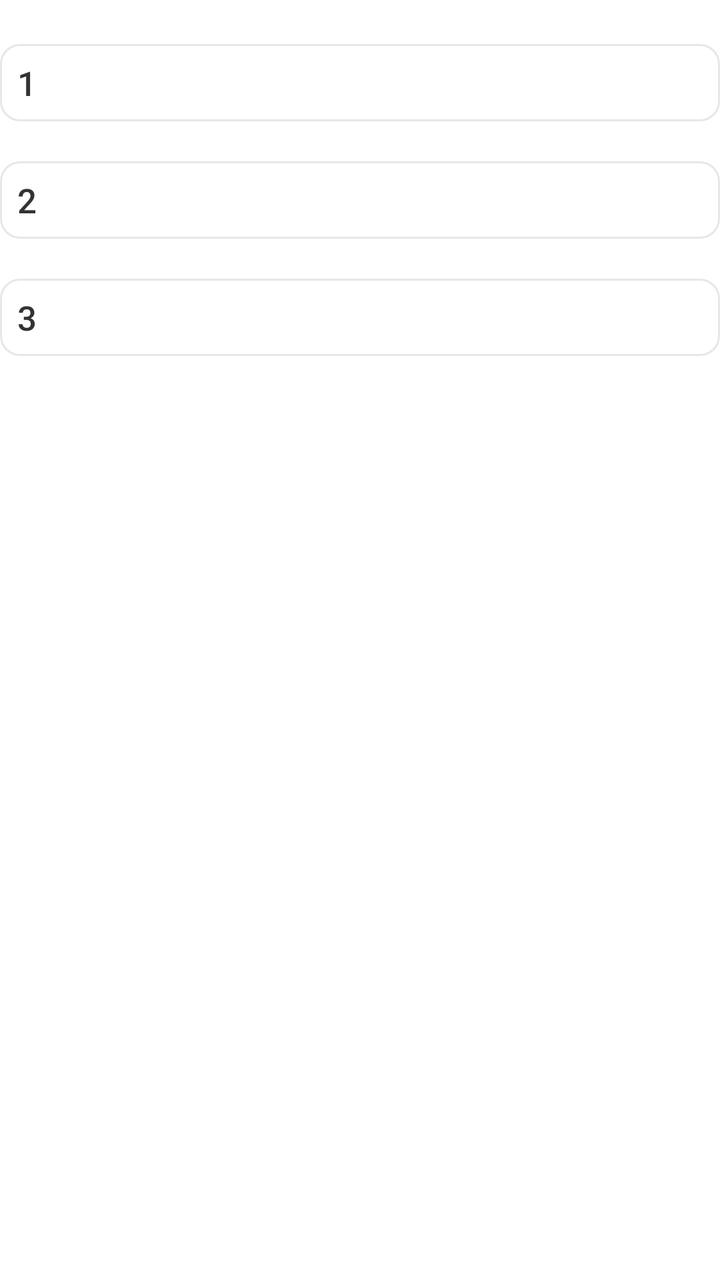
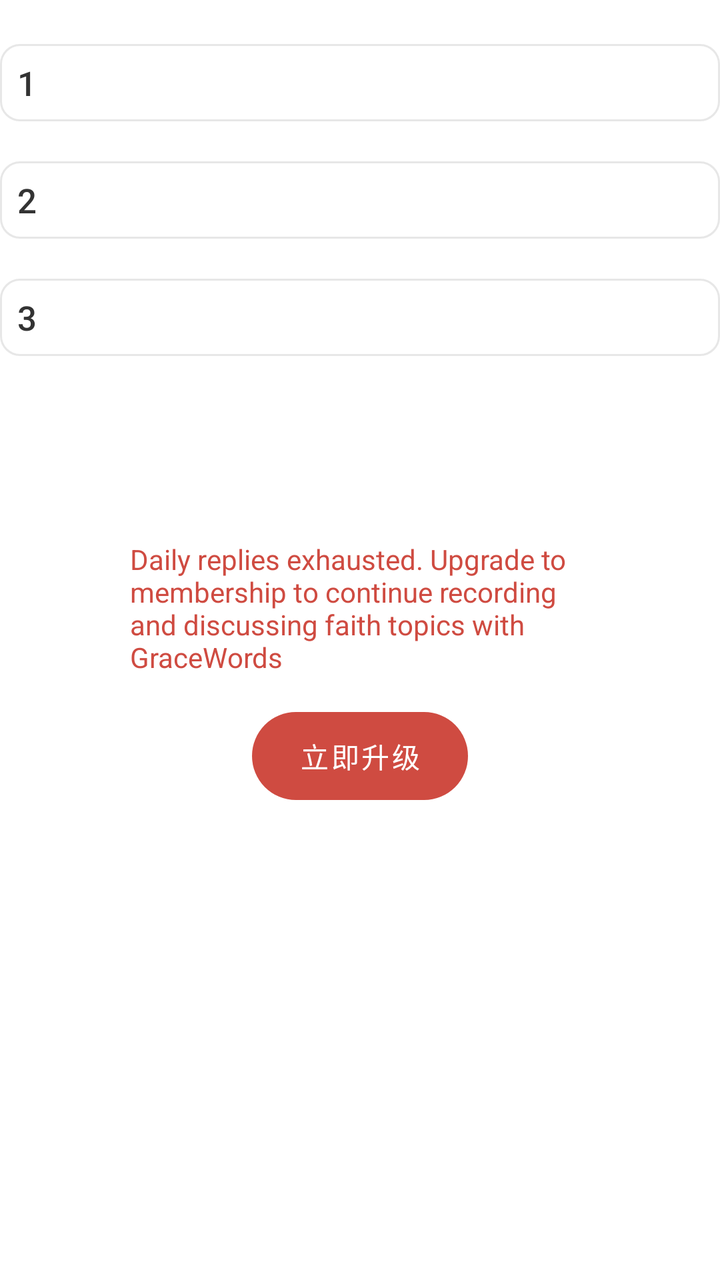

Before-and-after screenshots of an Android layout around one commit, followed by the original layout XML and the change that was made.
<!-- AndroidManifest.xml: application theme GGTheme -->
<!-- res/layout/item_feed_header.xml -->
<?xml version="1.0" encoding="utf-8"?>
<LinearLayout xmlns:android="http://schemas.android.com/apk/res/android"
    android:layout_width="match_parent"
    android:layout_height="wrap_content"
    android:orientation="vertical"
    android:layout_marginLeft="26dp"
    android:layout_marginTop="8dp"
    android:layout_marginRight="26dp"
    android:layout_marginBottom="8dp">


    <include layout="@layout/item_feed_explore" />

    <androidx.core.widget.ContentLoadingProgressBar
        android:id="@+id/pb_progress"
        style="?android:attr/progressBarStyle"
        android:layout_width="match_parent"
        android:layout_height="86dp"
        android:layout_gravity="center_horizontal" />
    <View
        android:id="@+id/placeholder"
        android:layout_width="1dp"
        android:layout_height="400dp"/>
</LinearLayout>
<!-- res/layout/item_feed_explore.xml (included above) -->
<?xml version="1.0" encoding="utf-8"?>
<merge xmlns:android="http://schemas.android.com/apk/res/android">
    <com.google.android.material.button.MaterialButton
        android:id="@+id/explore1"
        style="@style/ExploreButtonStyle"
        android:layout_marginTop="16dp"
        android:text="1"
        />

    <com.google.android.material.button.MaterialButton
        android:id="@+id/explore2"
        style="@style/ExploreButtonStyle"
        android:layout_marginTop="8dp"
        android:text="2" />

    <com.google.android.material.button.MaterialButton
        android:id="@+id/explore3"
        style="@style/ExploreButtonStyle"
        android:layout_marginTop="8dp"
        android:text="3"/>
</merge>
<!-- resources referenced by this layout -->
<resources>
  <style name="ExploreButtonStyle" parent="Widget.MaterialComponents.Button">
          <item name="android:layout_width">match_parent</item>
          <item name="android:layout_height">wrap_content</item>
          <item name="android:elevation">0dp</item>
          <item name="android:stateListAnimator">@null</item>
          <item name="cornerRadius">10dp</item>
          <item name="android:lineSpacingExtra">8dp</item>
          <item name="android:textSize">17sp</item>
          <item name="android:padding">8dp</item>
          <item name="strokeColor">#E7E7E7</item>
          <item name="strokeWidth">1dp</item>
          <item name="backgroundTint">@color/white</item>
          <item name="android:textColor">@color/item_text_normal</item>
          <item name="rippleColor">#20000000</item>
          <item name="android:gravity">start</item>
          <item name="layout_alignSelf">flex_start</item>
          <item name="android:textAllCaps">false</item>
      </style>
  <style name="GGTheme" parent="Theme.MaterialComponents.Light.Bridge">
          <item name="android:windowIsTranslucent">true</item>
  
          
  
          
          <item name="android:windowFullscreen">false</item>
          <item name="windowActionBar">false</item>
          <item name="android:windowActionBar">false</item>
          <item name="windowNoTitle">true</item>
          <item name="android:windowNoTitle">true</item>
          
          <item name="android:windowBackground">@color/white</item>
          
          <item name="android:navigationBarColor">@color/white</item>
          
          <item name="android:statusBarColor">@color/white</item>
  
  
  
  
  
          <item name="colorPrimary">@color/white</item>
          <item name="colorPrimaryDark">#2D8659</item>
  
          <item name="colorAccent">#339966</item>
          <item name="colorControlNormal">@color/text_primary</item>
  
          <item name="outcomingDefaultBubbleColor">#2D8659</item>
          <item name="outcomingDefaultBubblePressedColor">#2D8659</item>
  
  
  
  
      </style>
  <color name="white">#FFFFFFFF</color>
  <color name="item_text_normal">#333333</color>
  <color name="text_primary">@android:color/black</color>
</resources>

<!-- the commit's change to res/layout/item_feed_header.xml (unified diff, before → after) -->
@@ -1,12 +1,13 @@
 <?xml version="1.0" encoding="utf-8"?>
 <LinearLayout xmlns:android="http://schemas.android.com/apk/res/android"
+    xmlns:app="http://schemas.android.com/apk/res-auto"
     android:layout_width="match_parent"
     android:layout_height="wrap_content"
-    android:orientation="vertical"
     android:layout_marginLeft="26dp"
     android:layout_marginTop="8dp"
     android:layout_marginRight="26dp"
-    android:layout_marginBottom="8dp">
+    android:layout_marginBottom="8dp"
+    android:orientation="vertical">
 
 
     <include layout="@layout/item_feed_explore" />
@@ -17,10 +18,36 @@
         android:layout_width="match_parent"
         android:layout_height="86dp"
         android:layout_gravity="center_horizontal" />
+
+    <TextView
+        android:id="@+id/vip_text"
+        android:layout_width="230dp"
+        android:layout_height="wrap_content"
+        android:layout_gravity="center"
+        android:text="@string/hint_vip_text_empty"
+        android:textColor="@color/bg_bill_menu"
+        android:textSize="14sp" />
+
+    <com.google.android.material.button.MaterialButton
+        android:id="@+id/button_start_vip"
+        android:layout_width="108dp"
+        android:layout_height="56dp"
+        android:layout_marginTop="12dp"
+        android:stateListAnimator="@null"
+        android:text="立即升级"
+        android:layout_gravity="center"
+        android:textAllCaps="false"
+        android:textColor="@color/white"
+        android:textSize="14sp"
+        app:backgroundTint="@color/bg_bill_menu"
+        app:cornerRadius="24dp"
+        app:elevation="0dp"
+        app:strokeWidth="0dp" />
+
     <View
         android:id="@+id/placeholder"
         android:layout_width="1dp"
-        android:layout_height="400dp"/>
+        android:layout_height="400dp" />
 </LinearLayout>
 <!-- res/layout/item_feed_explore.xml (included above) -->
 <?xml version="1.0" encoding="utf-8"?>
<!-- resource entries referenced after the edit -->
@@ -1,5 +1,6 @@
 <!-- resources referenced by this layout -->
 <resources>
+  <color name="bg_bill_menu">#CF4B41</color>
   <style name="ExploreButtonStyle" parent="Widget.MaterialComponents.Button">
           <item name="android:layout_width">match_parent</item>
           <item name="android:layout_height">wrap_content</item>
@@ -54,6 +55,7 @@
   
       </style>
   <color name="white">#FFFFFFFF</color>
+  <string name="hint_vip_text_empty">Daily replies exhausted. Upgrade to membership to continue recording and discussing faith topics with GraceWords</string>
   <color name="item_text_normal">#333333</color>
   <color name="text_primary">@android:color/black</color>
 </resources>
